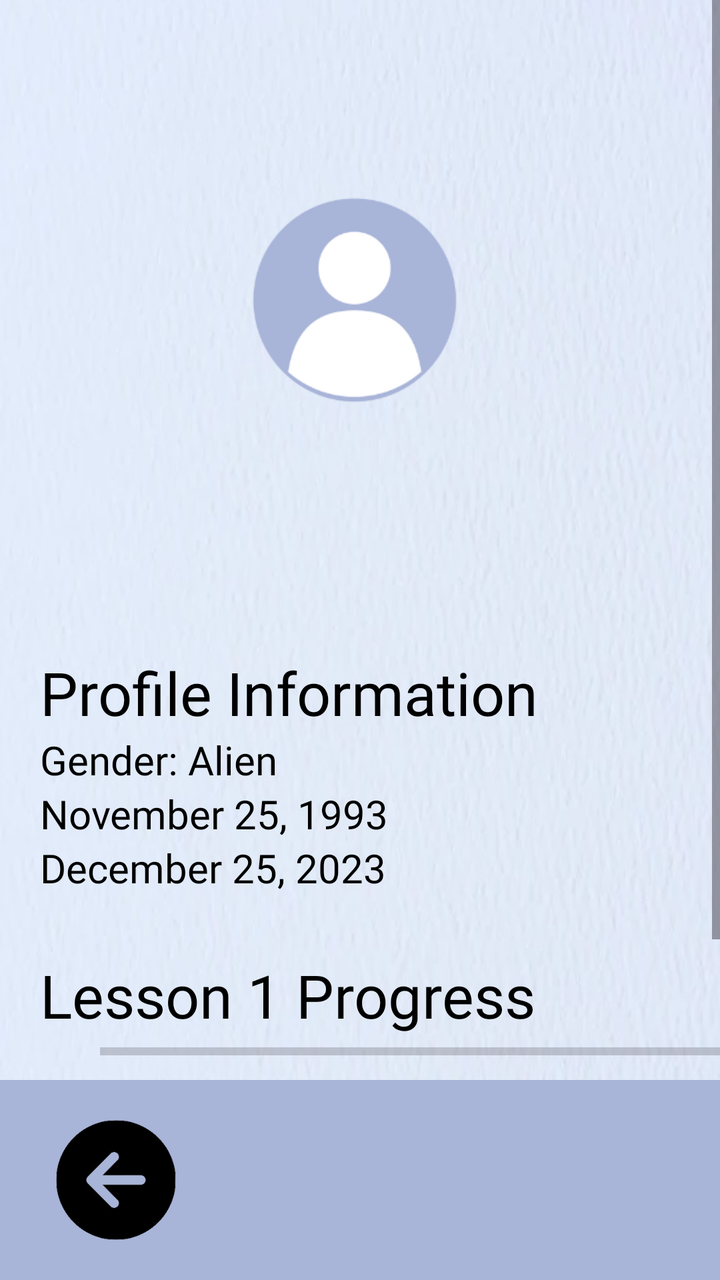
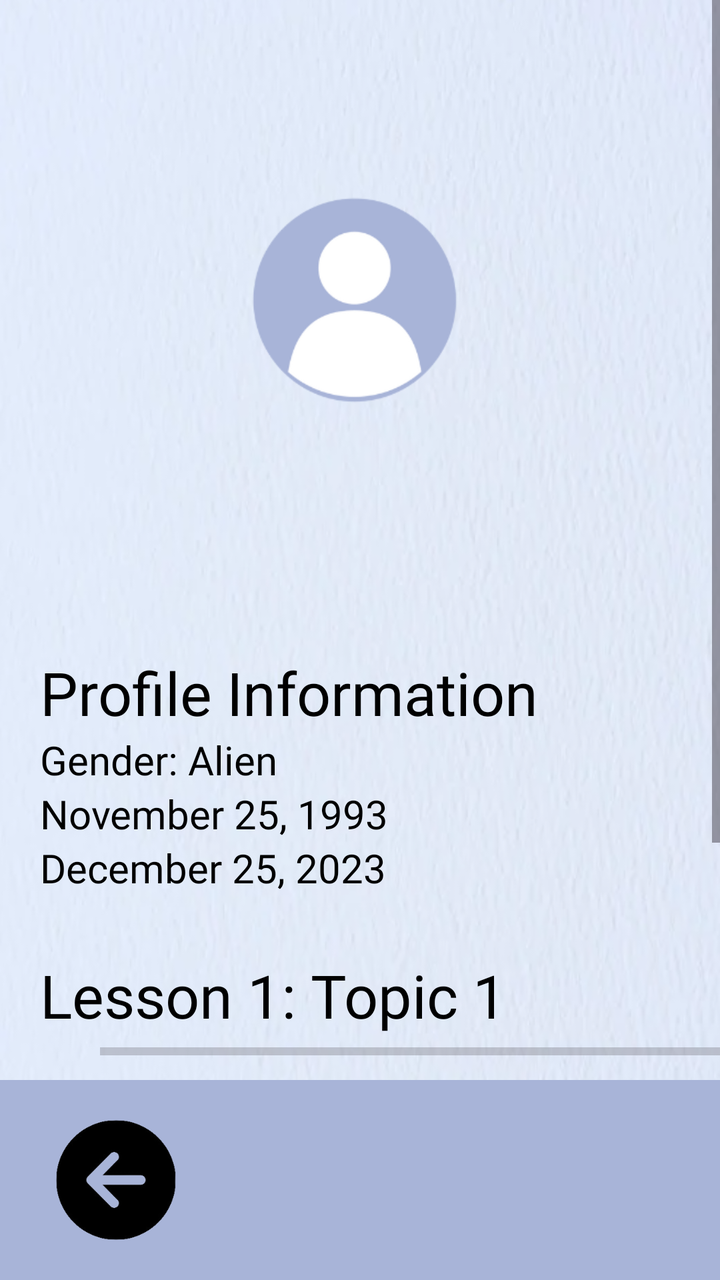

Screens rendered from an Android XML layout before and after an edit, with the pre-edit source and the edit as a unified diff.
<!-- AndroidManifest.xml: application theme Theme.FinalsApplication -->
<!-- res/layout/profile_information_user_side.xml -->
<?xml version="1.0" encoding="utf-8"?>
<RelativeLayout xmlns:android="http://schemas.android.com/apk/res/android"
    android:layout_width="match_parent"
    android:layout_height="match_parent"
    xmlns:tools="http://schemas.android.com/tools"
    xmlns:app="http://schemas.android.com/apk/res-auto"
    android:background="@drawable/textured_background">

    <ScrollView
        android:layout_width="409dp"
        android:layout_height="729dp"
        tools:layout_editor_absoluteX="1dp"
        tools:layout_editor_absoluteY="1dp">

        <LinearLayout
            android:layout_width="match_parent"
            android:layout_height="wrap_content"
            android:orientation="vertical">

            <LinearLayout
                android:layout_width="match_parent"
                android:layout_height="wrap_content"
                android:orientation="vertical"
                android:layout_marginTop="50dp">

                <ImageView
                    android:layout_width="365dp"
                    android:layout_height="165dp"
                    android:src="@drawable/profile_icon"
                    android:layout_gravity="center"/>

                <TextView
                    android:id="@+id/user_name"
                    android:layout_width="match_parent"
                    android:layout_height="wrap_content"
                    android:layout_marginLeft="20dp"
                    android:textSize="20sp"
                    android:fontFamily="@font/roboto_regular"
                    android:textColor="@color/black">

                </TextView>

                <TextView
                    android:id="@+id/user_email"
                    android:layout_width="match_parent"
                    android:layout_height="wrap_content"
                    android:layout_marginLeft="20dp"
                    android:textSize="20sp"
                    android:fontFamily="@font/roboto_regular"
                    android:textColor="@color/black">

                </TextView>

                <TextView
                    android:id="@+id/employee_id"
                    android:layout_width="match_parent"
                    android:layout_height="wrap_content"
                    android:layout_marginLeft="20dp"
                    android:textSize="20sp"
                    android:fontFamily="@font/roboto_regular"
                    android:textColor="@color/black">

                </TextView>

                <TextView
                    android:id="@+id/prof_info"
                    android:layout_width="match_parent"
                    android:layout_height="wrap_content"
                    android:layout_marginTop="30dp"
                    android:layout_marginLeft="20dp"
                    android:textSize="30sp"
                    android:fontFamily="@font/roboto_bold"
                    android:textColor="@color/black"
                    android:text="Profile Information">

                </TextView>

                <TextView
                    android:id="@+id/user_sex"
                    android:layout_width="match_parent"
                    android:layout_height="wrap_content"
                    android:layout_marginLeft="20dp"
                    android:textSize="20sp"
                    android:fontFamily="@font/roboto_regular"
                    android:textColor="@color/black"
                    android:text="Gender: Alien">

                </TextView>

                <TextView
                    android:id="@+id/date_of_birth"
                    android:layout_width="match_parent"
                    android:layout_height="wrap_content"
                    android:layout_marginLeft="20dp"
                    android:textSize="20sp"
                    android:fontFamily="@font/roboto_regular"
                    android:textColor="@color/black"
                    android:text="November 25, 1993">

                </TextView>

                <TextView
                    android:id="@+id/date_hired"
                    android:layout_width="match_parent"
                    android:layout_height="wrap_content"
                    android:layout_marginLeft="20dp"
                    android:textSize="20sp"
                    android:fontFamily="@font/roboto_regular"
                    android:textColor="@color/black"
                    android:text="December 25, 2023">

                </TextView>

            </LinearLayout>

            <LinearLayout
                android:layout_width="wrap_content"
                android:layout_height="match_parent"
                android:orientation="vertical"
                android:layout_marginTop="30dp">

                <TextView
                    android:id="@+id/lesson1_bar"
                    android:layout_width="match_parent"
                    android:layout_height="wrap_content"
                    android:layout_marginLeft="20dp"
                    android:textSize="30sp"
                    android:fontFamily="@font/roboto_bold"
                    android:textColor="@color/black"
                    android:text="Lesson 1 Progress">

                </TextView>

                <ProgressBar
                    android:id="@+id/progressBar_lesson1"
                    style="?android:attr/progressBarStyleHorizontal"
                    android:layout_width="313dp"
                    android:layout_height="wrap_content"
                    android:layout_marginLeft="50dp"
                    android:indeterminate="false"
                    android:max="100"
                    android:progressTint="#1e5180"
                    >

                </ProgressBar>

            </LinearLayout>

            <LinearLayout
                android:layout_width="wrap_content"
                android:layout_height="match_parent"
                android:orientation="vertical"
                android:layout_marginTop="30dp">

                <TextView
                    android:id="@+id/lesson2_bar"
                    android:layout_width="match_parent"
                    android:layout_height="wrap_content"
                    android:layout_marginLeft="20dp"
                    android:textSize="30sp"
                    android:fontFamily="@font/roboto_bold"
                    android:textColor="@color/black"
                    android:text="Lesson 2 Progress">

                </TextView>

                <ProgressBar
                    android:id="@+id/progressBar_lesson2"
                    style="?android:attr/progressBarStyleHorizontal"
                    android:indeterminate="false"
                    android:layout_width="313dp"
                    android:layout_height="20dp"
                    android:layout_marginLeft="50dp"
                    android:max="100"
                    android:progressTint="#1e5180">

                </ProgressBar>

            </LinearLayout>

            <LinearLayout
                android:layout_width="wrap_content"
                android:layout_height="match_parent"
                android:orientation="vertical"
                android:layout_marginTop="30dp">

                <TextView
                    android:id="@+id/lesson3_bar"
                    android:layout_width="match_parent"
                    android:layout_height="wrap_content"
                    android:layout_marginLeft="20dp"
                    android:textSize="30sp"
                    android:fontFamily="@font/roboto_bold"
                    android:textColor="@color/black"
                    android:text="Lesson 3 Progress">

                </TextView>

                <ProgressBar
                    android:id="@+id/progressBar_lesson3"
                    style="?android:attr/progressBarStyleHorizontal"
                    android:layout_marginBottom="40dp"
                    android:indeterminate="false"
                    android:layout_width="313dp"
                    android:layout_height="20dp"
                    android:layout_marginLeft="50dp"
                    android:max="100"
                    android:progressTint="#1e5180">

                </ProgressBar>

            </LinearLayout>

            <LinearLayout
                android:layout_width="wrap_content"
                android:layout_height="wrap_content">

                <Button
                    android:id="@+id/viewRecords"
                    android:background="@drawable/rounded_button"
                    android:layout_width="match_parent"
                    android:layout_height="wrap_content"
                    android:layout_marginStart="120dp"
                    android:layout_marginTop="10dp"
                    android:fontFamily="@font/roboto_regular"
                    android:textColor="@color/black"
                    android:padding="8dp"
                    android:text="View Records"
                    android:textSize="25sp"
                    app:backgroundTint="#1e5180">

                </Button>

            </LinearLayout>

            <LinearLayout
                android:layout_width="match_parent"
                android:layout_height="wrap_content"
                android:layout_marginTop="50dp"
                android:orientation="vertical">
            </LinearLayout>
        </LinearLayout>
    </ScrollView>
    <LinearLayout
        android:layout_width="match_parent"
        android:layout_height="100dp"
        android:layout_alignParentBottom="true"
        android:background="#a8b4d8">

        <ImageButton
            android:id="@+id/imageButtonBackLP1"
            android:layout_width="76dp"
            android:layout_height="wrap_content"
            android:layout_marginStart="20dp"
            android:layout_marginTop="20dp"
            android:layout_marginBottom="20dp"
            android:background="?android:attr/selectableItemBackground"
            android:scaleType="fitCenter"
            android:src="@drawable/arrowleft" />

    </LinearLayout>


</RelativeLayout>
<!-- resources referenced by this layout -->
<resources>
  <color name="black">#000000</color>
  <!-- drawable arrowleft: png bitmap (drawable, 16559 bytes) -->
  <!-- drawable profile_icon: png bitmap (drawable, 14558 bytes) -->
  <!-- drawable rounded_button (drawable) -->
  <?xml version="1.0" encoding="utf-8"?>
  <layer-list xmlns:android="http://schemas.android.com/apk/res/android">
  
      <item>
          <shape>
              <corners android:radius="51dp" /> 
              <solid android:color="#1e5180" />
          </shape>
      </item>
  
      <item android:left="51dp">
          <shape>
              <solid android:color="#1e5180" />
              <corners android:radius="51dp" /> 
              <corners android:topRightRadius="51dp"
                  android:topLeftRadius="51dp"
                  android:bottomRightRadius="51dp"
                  android:bottomLeftRadius="51dp"/>
          </shape>
      </item>
  
      <item>
          <shape>
              
              <corners android:radius="51dp" /> 
              <solid android:color="@android:color/transparent" />
              <stroke
                  android:width="1dp"
                  android:color="#1e5180" />
          </shape>
      </item>
  </layer-list>
  <!-- drawable textured_background: png bitmap (drawable, 258989 bytes) -->
  <style name="Theme.FinalsApplication" parent="Base.Theme.FinalsApplication" />
  <style name="Base.Theme.FinalsApplication" parent="Theme.Material3.DayNight.NoActionBar">
          
          
          <item name="android:statusBarColor">#00000000</item>
      </style>
</resources>

<!-- the commit's change to res/layout/profile_information_user_side.xml (unified diff, before → after) -->
@@ -127,7 +127,7 @@
                     android:textSize="30sp"
                     android:fontFamily="@font/roboto_bold"
                     android:textColor="@color/black"
-                    android:text="Lesson 1 Progress">
+                    android:text="Lesson 1: Topic 1">
 
                 </TextView>
 
@@ -160,7 +160,7 @@
                     android:textSize="30sp"
                     android:fontFamily="@font/roboto_bold"
                     android:textColor="@color/black"
-                    android:text="Lesson 2 Progress">
+                    android:text="Lesson 1: Topic 2">
 
                 </TextView>
 
@@ -192,7 +192,7 @@
                     android:textSize="30sp"
                     android:fontFamily="@font/roboto_bold"
                     android:textColor="@color/black"
-                    android:text="Lesson 3 Progress">
+                    android:text="Lesson 1: Topic 3">
 
                 </TextView>
 
@@ -222,6 +222,7 @@
                     android:layout_height="wrap_content"
                     android:layout_marginStart="120dp"
                     android:layout_marginTop="10dp"
+                    android:layout_marginBottom="100dp"
                     android:fontFamily="@font/roboto_regular"
                     android:textColor="@color/black"
                     android:padding="8dp"
